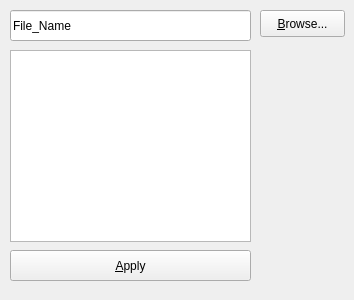
This is widget.ui in pseudotop/qt_sender as Qt 5 draws it before an edit. The edited form follows.
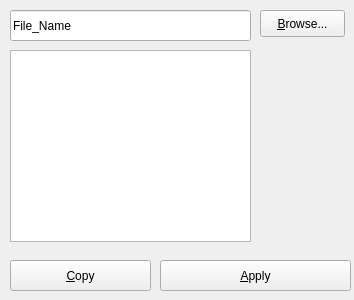
This is the edited form.

Commit message: added copy button

Patch:
```diff
--- a/widget.ui
+++ b/widget.ui
@@ -16,9 +16,9 @@
   <widget class="QPushButton" name="btnApply">
    <property name="geometry">
     <rect>
-     <x>10</x>
-     <y>250</y>
-     <width>241</width>
+     <x>160</x>
+     <y>260</y>
+     <width>191</width>
      <height>31</height>
     </rect>
    </property>
@@ -62,6 +62,19 @@
     </rect>
    </property>
   </widget>
+  <widget class="QPushButton" name="btnCopy">
+   <property name="geometry">
+    <rect>
+     <x>10</x>
+     <y>260</y>
+     <width>141</width>
+     <height>31</height>
+    </rect>
+   </property>
+   <property name="text">
+    <string>&amp;Copy</string>
+   </property>
+  </widget>
  </widget>
  <layoutdefault spacing="6" margin="11"/>
  <resources/>
```
The commit also changes 2 other files.
